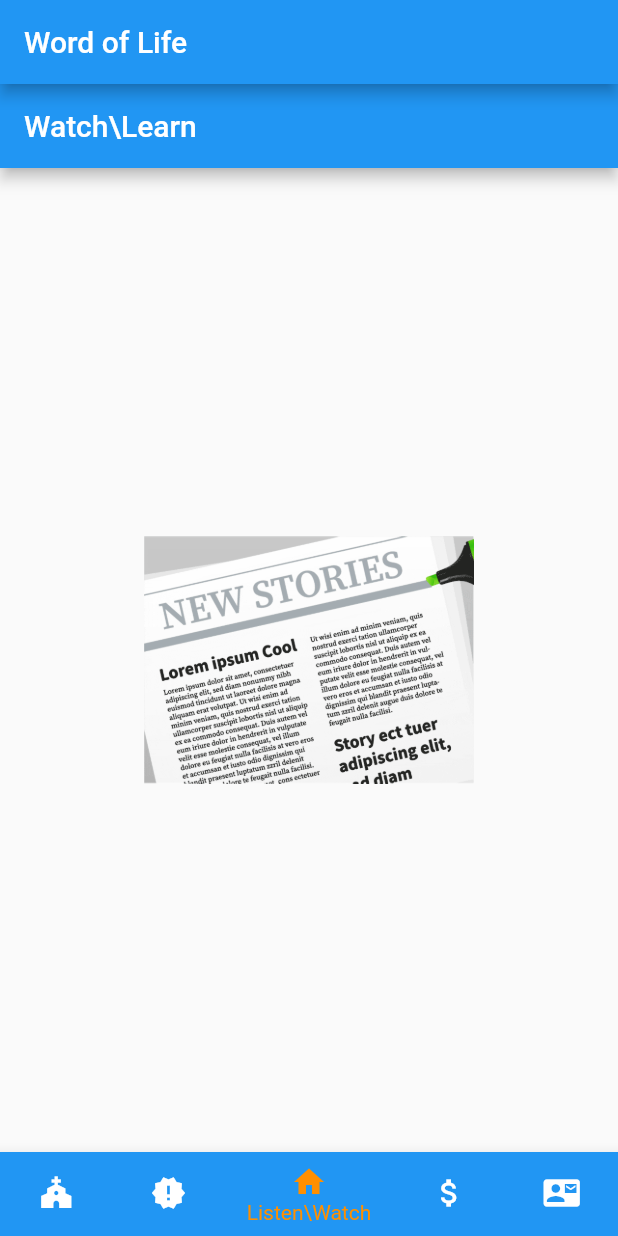
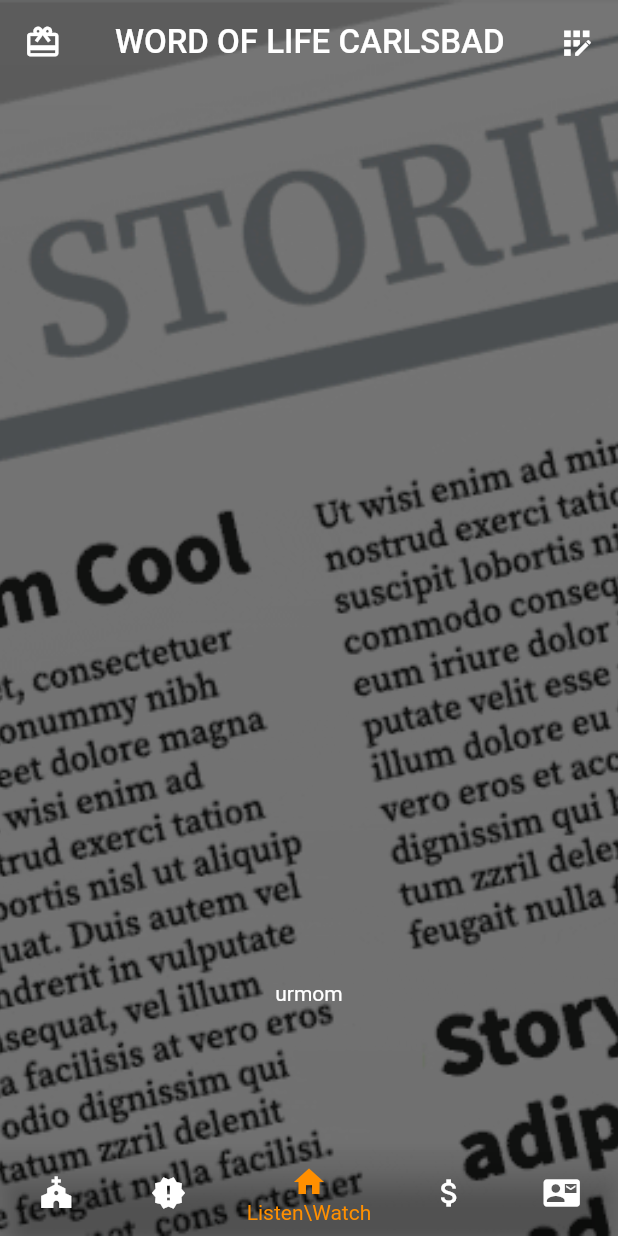
Before and after one commit to yankeehotelfoxtrot51/ChurchConceptFlutter, a Flutter app: the screen it shows after launch, item 3 of the bottom bar chosen, on a phone screen of 412 x 824 dp. Run offline on Flutter 3.47's test engine with Material 2 defaults, Android fonts, the light colour scheme and no system bars; drawn by our look-alikes of carousel_slider.

Commit message:
some basic things

```diff
--- a/my_app/lib/main.dart
+++ b/my_app/lib/main.dart
@@ -8,12 +8,12 @@ final themeMode = ValueNotifier(2);
 class MyApp extends StatelessWidget {
   const MyApp({Key? key}) : super(key: key);
 
-  static const String _title = 'Word of Life';
+  // static const String _title = 'Word of Life';
 
   @override
   Widget build(BuildContext context) {
     return const MaterialApp(
-      title: _title,
+      // title: _title,
       home: MyStatefulWidget(),
     );
   }
@@ -59,39 +59,69 @@ class _MyStatefulWidgetState extends State<MyStatefulWidget> {
   @override
   Widget build(BuildContext context) {
     return Scaffold(
+      extendBodyBehindAppBar: true,
+      extendBody: true,
       appBar: AppBar(
-        title: const Text('Word of Life'),
+        // centerTitle: true,
+        title: Row(
+          mainAxisAlignment: MainAxisAlignment.spaceBetween,
+          children: [
+            Icon(
+              Icons.card_giftcard,
+              size: 25,
+            ),
+            Text(
+              'WORD OF LIFE CARLSBAD',
+              style: TextStyle(fontSize: 22),
+            ),
+            IconButton(
+                constraints: BoxConstraints(),
+                padding: EdgeInsets.zero,
+                onPressed: null,
+                icon: Icon(
+                  Icons.app_registration,
+                  color: Colors.white,
+                  size: 25,
+                ))
+          ],
+        ),
+        // actions: <Widget>[
+        //   IconButton(
+        //       onPressed: null,
+        //       icon: Icon(
+        //         Icons.list,
+        //         color: Colors.white,
+        //       ))
+        // ],
+        backgroundColor: Colors.transparent,
+        elevation: 0,
       ),
       body: Center(
         child: _widgetOptions.elementAt(_selectedIndex),
       ),
       bottomNavigationBar: BottomNavigationBar(
+        // elevation: 0, //getting rid of this leaves a shadow...
         items: const <BottomNavigationBarItem>[
           BottomNavigationBarItem(
               icon: Icon(Icons.church),
               label: 'Church Online',
-            backgroundColor: Colors.blue,
-          ),
+              backgroundColor: Colors.transparent),
           BottomNavigationBarItem(
               icon: Icon(Icons.new_releases),
               label: 'I\'m New',
-            backgroundColor: Colors.blue,
-          ),
+              backgroundColor: Colors.transparent),
           BottomNavigationBarItem(
               icon: Icon(Icons.home),
               label: 'Listen\\Watch',
-            backgroundColor: Colors.blue,
-          ),
+              backgroundColor: Colors.transparent),
           BottomNavigationBarItem(
               icon: Icon(Icons.attach_money),
               label: 'Giving',
-            backgroundColor: Colors.blue,
-          ),
+              backgroundColor: Colors.transparent),
           BottomNavigationBarItem(
               icon: Icon(Icons.contact_mail),
               label: 'Contact Us',
-            backgroundColor: Colors.blue,
-          ),
+              backgroundColor: Colors.transparent),
         ],
         currentIndex: _selectedIndex,
         selectedItemColor: Colors.amber[800],
@@ -110,22 +140,43 @@ class FullscreenSliderDemo extends StatelessWidget {
   @override
   Widget build(BuildContext context) {
     return Scaffold(
-      appBar: AppBar(title: Text('Watch\\Learn')),
       body: Builder(
         builder: (context) {
-          final double height = MediaQuery.of(context).size.height;
+          final double _fullHeight = MediaQuery.of(context).size.height;
           return CarouselSlider(
             options: CarouselOptions(
-              height: height,
+              height: _fullHeight,
               viewportFraction: 1.0,
               enlargeCenterPage: false,
               autoPlay: true,
             ),
             items: imagePaths
                 .map((item) => Container(
-                      child: Center(
-                          child: Image(image: AssetImage(item), width: 220, ),  //Image.network(  item,  fit: BoxFit.cover,  height: height,)
+                      padding: EdgeInsets.only(top: 500),
+                      decoration: BoxDecoration(
+                          image: DecorationImage(
+                              image: AssetImage(item),
+                              fit: BoxFit.cover,
+                              colorFilter: ColorFilter.mode(
+                                Colors.black54,
+                                BlendMode.darken,
+                              ))),
+                      child: Row(
+                        mainAxisAlignment: MainAxisAlignment.center,
+                        children: [
+                          Text('urmom', style: TextStyle(color: Colors.white))
+                        ],
                       ),
+                      // child: ColorFiltered(
+                      //   colorFilter: ColorFilter.mode(
+                      //     Colors.black54,
+                      //     BlendMode.darken,
+                      //   ),
+                      //   child: Image(
+                      //     image: AssetImage(item),
+                      //     fit: BoxFit.cover,
+                      //   ), //Image.network(  item,  fit: BoxFit.cover,  height: height,)
+                      // ),
                     ))
                 .toList(),
           );
```
Lines whose indentation alone changed are shown as unchanged.
